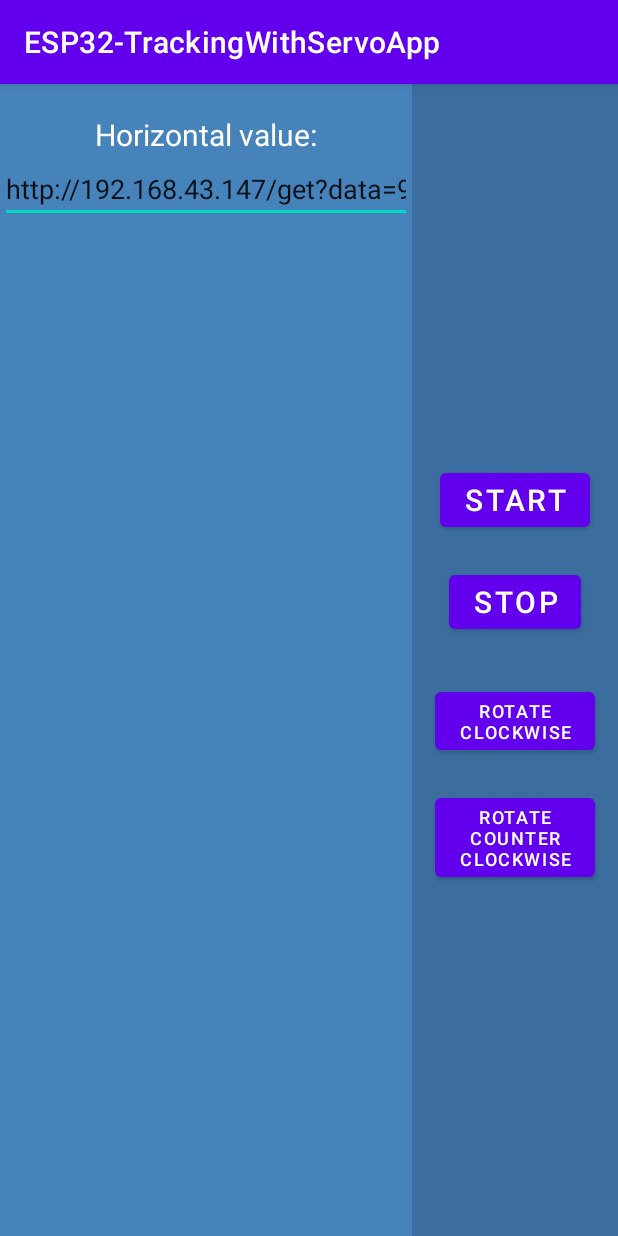
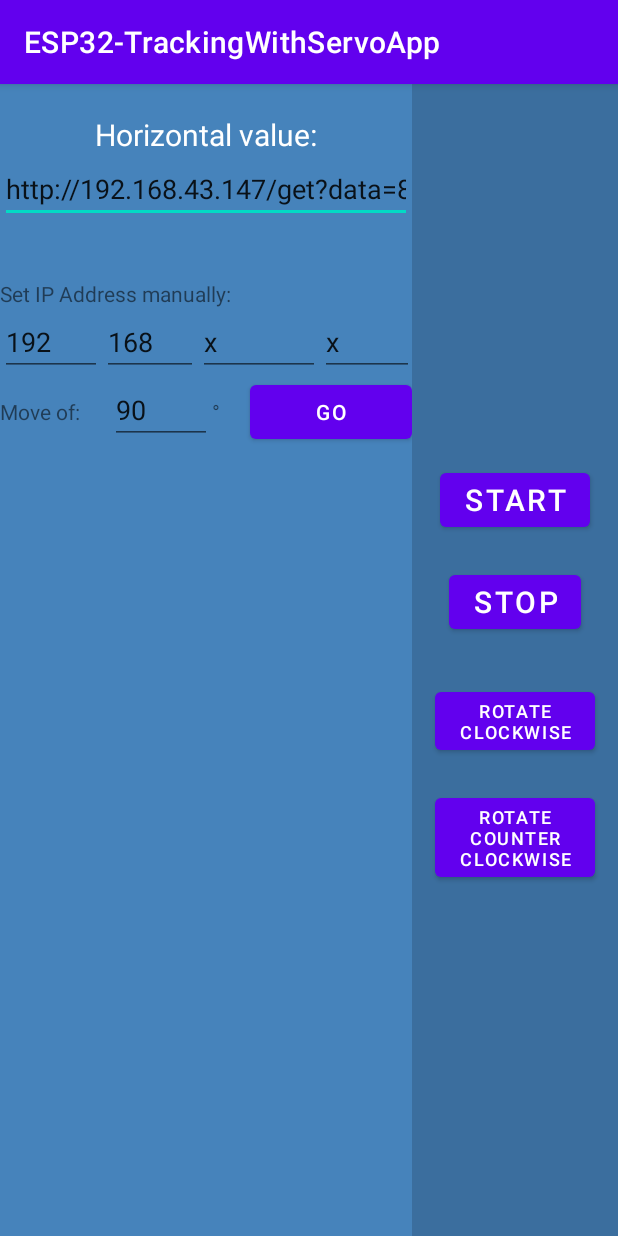
Before and after one commit to antonio-omabel/ESP32-TrackingWithServo, an Android app: the screen it shows after launch (MainActivity), on a phone screen of 412 x 824 dp. Run offline under Robolectric (Android 15) with nearby library versions, the phone set to English and light mode, and no system bars.

Commit message:
added edit text and buttons for manual settings

```diff
--- a/Android/app/src/main/res/layout/activity_main.xml
+++ b/Android/app/src/main/res/layout/activity_main.xml
@@ -20,11 +20,10 @@
             android:id="@+id/tvHorizontalValue"
             android:layout_width="wrap_content"
             android:layout_height="wrap_content"
-            android:textSize="20dp"
+            android:layout_marginTop="20dp"
             android:text="Horizontal value:"
             android:textColor="@color/white"
-            android:layout_marginTop="20dp"
-            />
+            android:textSize="20dp" />
 
         <EditText
             android:id="@+id/etIP"
@@ -32,7 +31,116 @@
             android:layout_height="wrap_content"
             android:ems="10"
             android:inputType="text"
-            android:text="http://192.168.43.147/get?data=90" />
+            android:text="http://192.168.43.147/get?data=809" />
+
+        <Space
+            android:layout_width="match_parent"
+            android:layout_height="37dp" />
+
+        <TextView
+            android:id="@+id/textView2"
+            android:layout_width="match_parent"
+            android:layout_height="wrap_content"
+            android:text="Set IP Address manually:" />
+
+        <LinearLayout
+            android:layout_width="wrap_content"
+            android:layout_height="wrap_content">
+
+            <EditText
+                android:id="@+id/ipPart1"
+                android:layout_width="72dp"
+                android:layout_height="wrap_content"
+                android:layout_weight="1"
+                android:ems="10"
+                android:inputType="text"
+                android:text="192" />
+
+            <TextView
+                android:id="@+id/dot1"
+                android:layout_width="wrap_content"
+                android:layout_height="wrap_content"
+                android:layout_weight="1"
+                android:text="." />
+
+            <EditText
+                android:id="@+id/ipPart2"
+                android:layout_width="68dp"
+                android:layout_height="wrap_content"
+                android:layout_weight="1"
+                android:ems="10"
+                android:inputType="text"
+                android:text="168" />
+
+            <TextView
+                android:id="@+id/dot"
+                android:layout_width="wrap_content"
+                android:layout_height="wrap_content"
+                android:layout_weight="1"
+                android:text="." />
+
+            <EditText
+                android:id="@+id/ipPart3"
+                android:layout_width="86dp"
+                android:layout_height="wrap_content"
+                android:layout_weight="1"
+                android:ems="10"
+                android:inputType="text"
+                android:text="x" />
+
+            <TextView
+                android:id="@+id/dot2"
+                android:layout_width="wrap_content"
+                android:layout_height="wrap_content"
+                android:layout_weight="1"
+                android:text="." />
+
+            <EditText
+                android:id="@+id/ipPart4"
+                android:layout_width="67dp"
+                android:layout_height="wrap_content"
+                android:layout_weight="1"
+                android:ems="10"
+                android:inputType="text"
+                android:text="x" />
+
+        </LinearLayout>
+
+        <LinearLayout
+            android:layout_width="match_parent"
+            android:layout_height="wrap_content"
+            android:orientation="horizontal">
+
+            <TextView
+                android:id="@+id/textView4"
+                android:layout_width="wrap_content"
+                android:layout_height="wrap_content"
+                android:layout_weight="1"
+                android:text="Move of:" />
+
+            <EditText
+                android:id="@+id/etDegrees"
+                android:layout_width="48dp"
+                android:layout_height="wrap_content"
+                android:layout_weight="1"
+                android:ems="10"
+                android:inputType="text"
+                android:text="90" />
+
+            <TextView
+                android:id="@+id/textView5"
+                android:layout_width="wrap_content"
+                android:layout_height="wrap_content"
+                android:layout_weight="1"
+                android:text="°" />
+
+            <Button
+                android:id="@+id/bttGo"
+                android:layout_width="wrap_content"
+                android:layout_height="wrap_content"
+                android:layout_weight="1"
+                android:text="GO" />
+        </LinearLayout>
 
     </LinearLayout>
 
@@ -48,27 +156,25 @@
             android:id="@+id/bttStart"
             android:layout_width="wrap_content"
             android:layout_height="wrap_content"
+            android:layout_marginTop="20dp"
             android:text="Start"
-            android:textSize="20dp"
-            android:layout_marginTop="20dp"
-            />
+            android:textSize="20dp" />
 
         <Button
             android:id="@+id/bttStop"
             android:layout_width="wrap_content"
             android:layout_height="wrap_content"
+            android:layout_marginTop="20dp"
             android:text="Stop"
-            android:textSize="20dp"
-            android:layout_marginTop="20dp"
-            />
+            android:textSize="20dp" />
 
         <Button
             android:id="@+id/bttRotateClockwise"
             android:layout_width="wrap_content"
             android:layout_height="wrap_content"
+            android:layout_marginTop="30dp"
             android:text="Rotate\nclockwise"
-            android:textSize="12dp"
-            android:layout_marginTop="30dp">
+            android:textSize="12dp">
 
         </Button>
 
@@ -76,10 +182,9 @@
             android:id="@+id/bttRotateCounterclockwise"
             android:layout_width="wrap_content"
             android:layout_height="wrap_content"
+            android:layout_marginTop="20dp"
             android:text="Rotate\ncounter\nclockwise"
-            android:textSize="12dp"
-            android:layout_marginTop="20dp">
-        </Button>
+            android:textSize="12dp"></Button>
 
     </LinearLayout>
 
```
